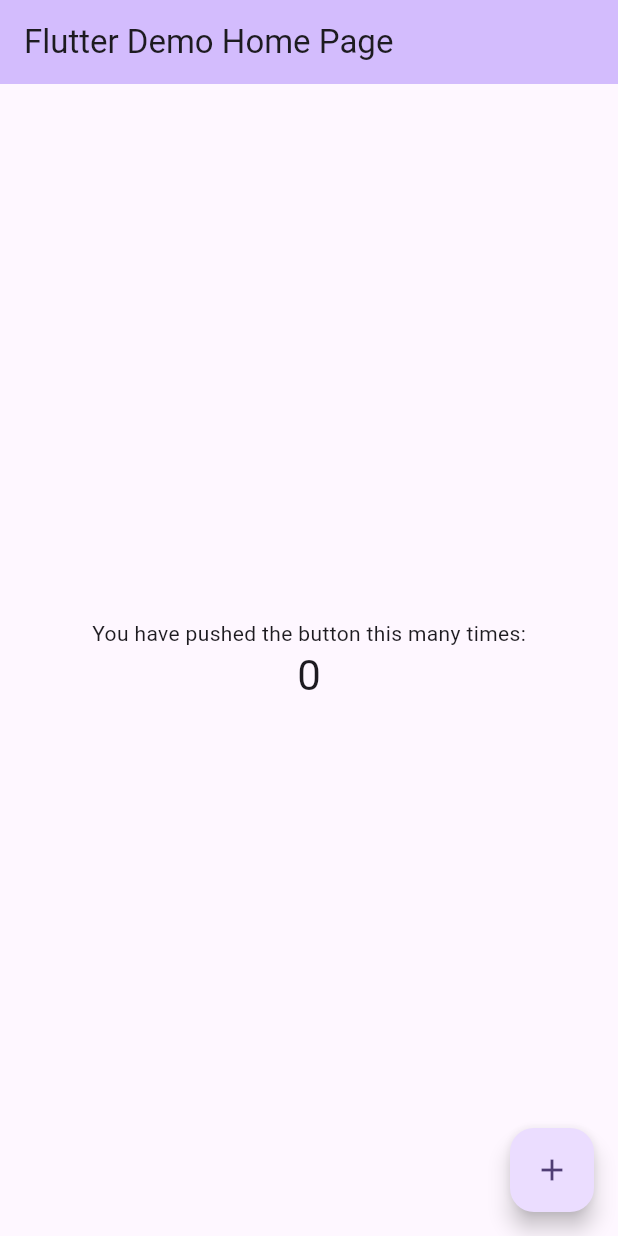
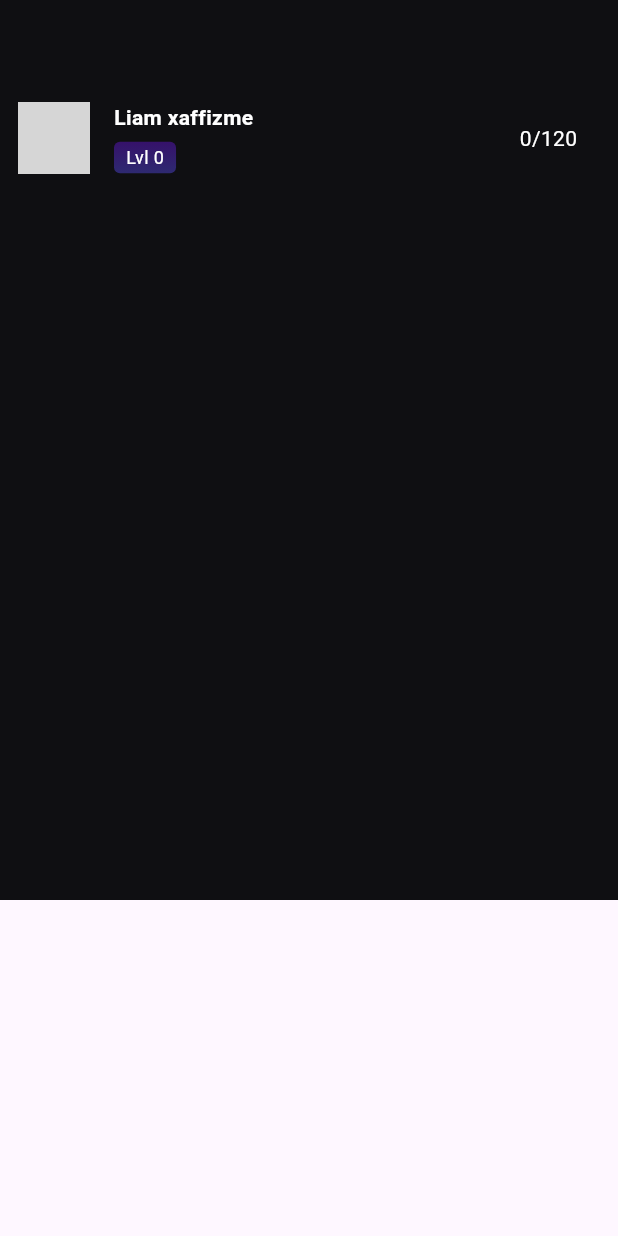
Before and after one commit to grant-chin/flutter_mining, a Flutter app: the screen it shows after launch, on a phone screen of 412 x 824 dp. Run offline on Flutter 3.47's test engine with Material 3 defaults, Android fonts, the phone set to English and light mode, and no system bars; grey boxes are pictures that could not be loaded.

Commit message:
feat: add avator view

```diff
--- a/analysis_options.yaml
+++ b/analysis_options.yaml
@@ -23,6 +23,12 @@ linter:
   rules:
     # avoid_print: false  # Uncomment to disable the `avoid_print` rule
     # prefer_single_quotes: true  # Uncomment to enable the `prefer_single_quotes` rule
+    # prefer_const_constructors: false
+    # prefer_final_fields: false
+    # use_key_in_widget_constructors: false
+    # prefer_const_literals_to_create_immutables: false
+    # prefer_const_constructors_in_immutables: false
+    # avoid_print: false
 
 # Additional information about this file can be found at
 # https://dart.dev/guides/language/analysis-options
--- a/lib/main.dart
+++ b/lib/main.dart
@@ -1,4 +1,5 @@
 import 'package:flutter/material.dart';
+import 'dart:ui';
 
 void main() {
   runApp(const MyApp());
@@ -58,65 +59,71 @@
 
   void _incrementCounter() {
     setState(() {
-      // This call to setState tells the Flutter framework that something has
-      // changed in this State, which causes it to rerun the build method below
-      // so that the display can reflect the updated values. If we changed
-      // _counter without calling setState(), then the build method would not be
-      // called again, and so nothing would appear to happen.
       _counter++;
     });
   }
 
   @override
   Widget build(BuildContext context) {
-    // This method is rerun every time setState is called, for instance as done
-    // by the _incrementCounter method above.
-    //
-    // The Flutter framework has been optimized to make rerunning build methods
-    // fast, so that you can just rebuild anything that needs updating rather
-    // than having to individually change instances of widgets.
     return Scaffold(
-      appBar: AppBar(
-        // TRY THIS: Try changing the color here to a specific color (to
-        // Colors.amber, perhaps?) and trigger a hot reload to see the AppBar
-        // change color while the other colors stay the same.
-        backgroundColor: Theme.of(context).colorScheme.inversePrimary,
-        // Here we take the value from the MyHomePage object that was created by
-        // the App.build method, and use it to set our appbar title.
-        title: Text(widget.title),
+      // appBar: AppBar(
+      //   backgroundColor: Theme.of(context).colorScheme.inversePrimary,
+      //   title: Text(widget.title),
+      // ),
+      body: Container(
+        height: window.physicalSize.height / window.devicePixelRatio,
+        padding: const EdgeInsets.fromLTRB(0, kToolbarHeight, 0, 0),
+        decoration: new BoxDecoration(color: Color(0xff0F0F12)),
+        child: Column(
+          children: <Widget>[
+            Container(
+              padding: const EdgeInsets.all(12),
+              child: Row(
+                children: <Widget>[
+                  Container(
+                    height: 48,
+                    width: 48,
+                    clipBehavior: Clip.hardEdge,
+                    decoration: BoxDecoration(borderRadius: BorderRadius.circular(50)),
+                    child: Image.asset('assets/images/avator/lion.jpeg', fit: BoxFit.cover,),
                   ),
-      body: Center(
-        // Center is a layout widget. It takes a single child and positions it
-        // in the middle of the parent.
+                  Container(
+                    margin: const EdgeInsets.fromLTRB(16, 0, 16, 0),
                     child: Column(
-          // Column is also a layout widget. It takes a list of children and
-          // arranges them vertically. By default, it sizes itself to fit its
-          // children horizontally, and tries to be as tall as its parent.
-          //
-          // Column has various properties to control how it sizes itself and
-          // how it positions its children. Here we use mainAxisAlignment to
-          // center the children vertically; the main axis here is the vertical
-          // axis because Columns are vertical (the cross axis would be
-          // horizontal).
-          //
-          // TRY THIS: Invoke "debug painting" (choose the "Toggle Debug Paint"
-          // action in the IDE, or press "p" in the console), to see the
-          // wireframe for each widget.
-          mainAxisAlignment: MainAxisAlignment.center,
+                      crossAxisAlignment: CrossAxisAlignment.start,
                       children: <Widget>[
-            const Text('You have pushed the button this many times:'),
-            Text(
-              '$_counter',
-              style: Theme.of(context).textTheme.headlineMedium,
+                        Text('Liam xaffizme', style: TextStyle(color: Colors.white, fontWeight: FontWeight.bold)),
+                        Container(
+                          margin: const EdgeInsets.fromLTRB(0, 6, 0, 0),
+                          padding: const EdgeInsets.fromLTRB(8, 2, 8, 2),
+                          decoration: new BoxDecoration(
+                            borderRadius: BorderRadius.circular(4),
+                            gradient: LinearGradient(
+                              begin: Alignment.topCenter,
+                              end: Alignment.bottomCenter,
+                              colors: [Color.fromRGBO(112, 21, 239, 0.4), Color.fromRGBO(92, 81, 255, 0.4)]
+                            )
+                          ),
+                          child: Text('Lvl $_counter', style: TextStyle(color: Colors.white, fontSize: 12)),
                         ),
                       ],
                     ),
                   ),
-      floatingActionButton: FloatingActionButton(
-        onPressed: _incrementCounter,
-        tooltip: 'Increment',
-        child: const Icon(Icons.add),
-      ), // This trailing comma makes auto-formatting nicer for build methods.
+                  Container(
+                    width: 200,
+                    child: Column(
+                      crossAxisAlignment: CrossAxisAlignment.end,
+                      children: <Widget>[
+                        Text('0/120', style: TextStyle(color: Colors.white),)
+                      ],
+                    ),
+                  )
+                ],
+              ),
+            )
+          ],
+        )
+      ),
     );
   }
 }
--- a/pubspec.yaml
+++ b/pubspec.yaml
@@ -58,9 +58,9 @@ flutter:
   uses-material-design: true
 
   # To add assets to your application, add an assets section, like this:
-  # assets:
-  #   - images/a_dot_burr.jpeg
-  #   - images/a_dot_ham.jpeg
+  assets:
+    - assets/icons/
+    - assets/images/
 
   # An image asset can refer to one or more resolution-specific "variants", see
   # https://flutter.dev/to/resolution-aware-images
```
Also changed, not shown: assets/icons/xp.png (added), assets/images/avator/lion.jpeg (added), assets/images/tabbar/item_s.png (added). Lines whose indentation alone changed are shown as unchanged.
